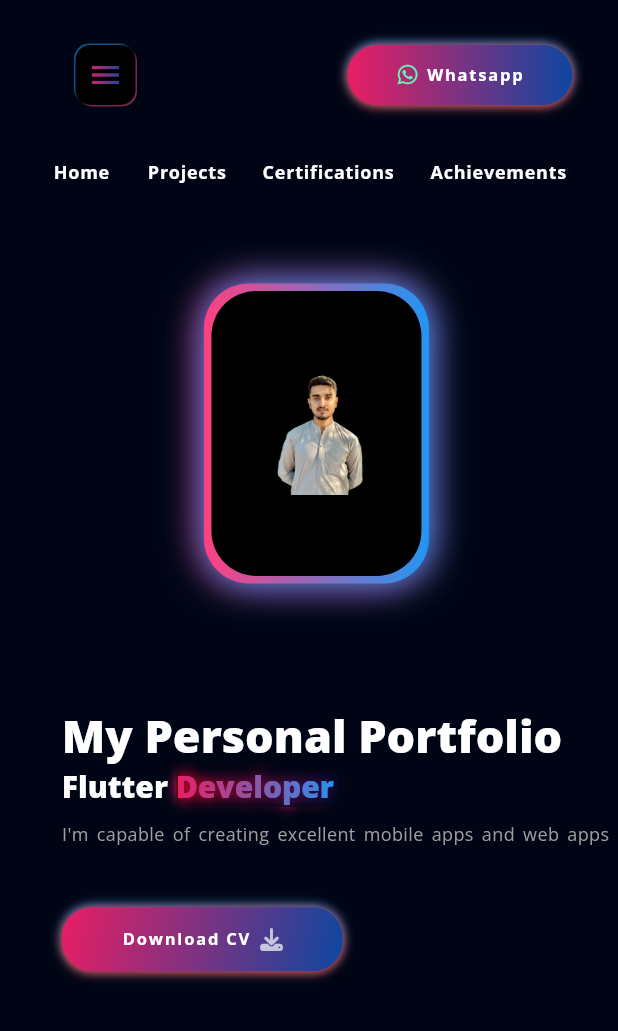
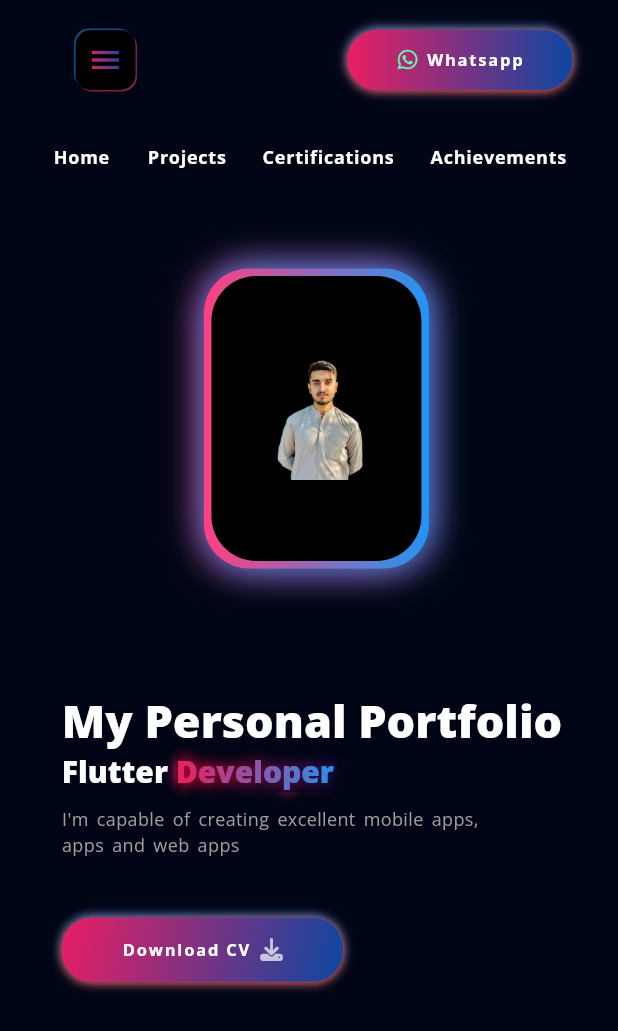
Before and after one commit to Qamarzaman555/qamar_zk_portfolio, a Flutter app: the screen it shows after launch, on a phone screen of 412 x 824 dp. Shown: the top 1031 px of the screen. Run offline on Flutter 3.47's test engine with Material 3 defaults, Android fonts, the phone set to English and light mode, and no system bars; our stand-ins replace flutter_svg, font_awesome_flutter, get, google_fonts, photo_view.

Commit message:
fix: text responsiveness in intro screen

```diff
--- a/lib/view/intro/components/description_text.dart
+++ b/lib/view/intro/components/description_text.dart
@@ -1,4 +1,6 @@
 import 'package:flutter/material.dart';
+
+import '../../../view model/responsive.dart';
 
 class AnimatedDescriptionText extends StatelessWidget {
   const AnimatedDescriptionText(
@@ -12,7 +14,8 @@ class AnimatedDescriptionText extends StatelessWidget {
       duration: const Duration(milliseconds: 200),
       builder: (context, value, child) {
         return Text(
-          'I\'m capable of creating excellent mobile apps and web apps',
+          // 'I\'m capable of creating excellent mobile apps and web apps',
+          'I\'m capable of creating excellent mobile apps, ${Responsive.isLargeMobile(context) ? '\n' : ''}apps and web apps',
           maxLines: 2,
           overflow: TextOverflow.ellipsis,
           style: TextStyle(color: Colors.grey, wordSpacing: 2, fontSize: value),
--- a/lib/view/main/main_view.dart
+++ b/lib/view/main/main_view.dart
@@ -1,12 +1,10 @@
 import 'package:flutter/material.dart';
 import 'package:get/get.dart';
 import '../../view%20model/controller.dart';
-import '../../res/constants.dart';
 import '../../view/main/components/navigation_bar.dart';
 import '../../view model/responsive.dart';
 import 'components/drawer/drawer.dart';
 import 'components/navigation_button_list.dart';
-import 'package:flutter/foundation.dart' show kIsWeb;
 
 class MainView extends StatelessWidget {
   const MainView({super.key, required this.pages});
@@ -19,13 +17,6 @@ class MainView extends StatelessWidget {
       body: Center(
         child: Column(
           children: [
-            kIsWeb && !Responsive.isLargeMobile(context)
-                ? const SizedBox(
-                    height: defaultPadding * 2,
-                  )
-                : const SizedBox(
-                    height: defaultPadding / 2,
-                  ),
             const SizedBox(
               height: 80,
               child: TopNavigationBar(),
```
